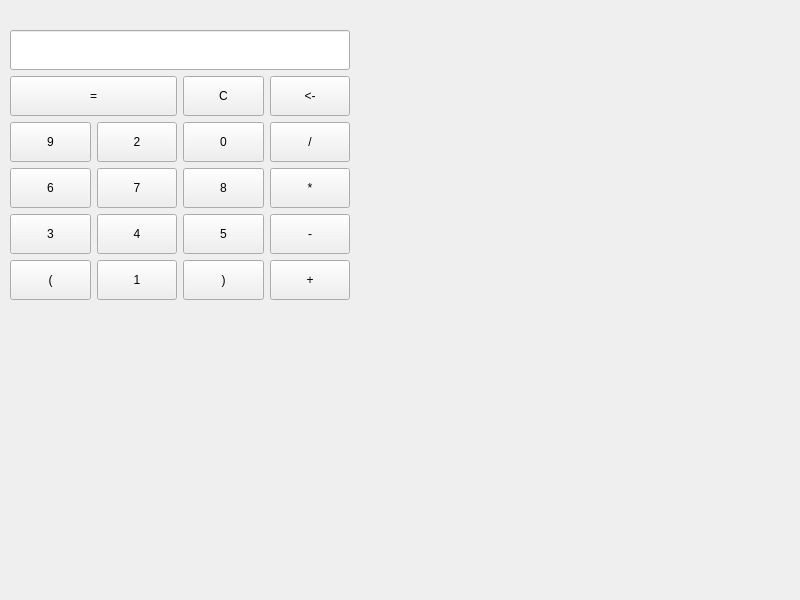
This is widget.ui in fayedshi/MyCalculator as Qt 5 draws it before an edit. The edited form follows.
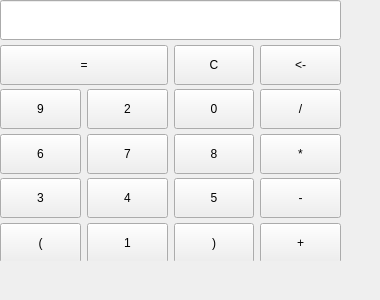
This is the edited form.

Commit message: rename function

```diff
--- a/widget.ui
+++ b/widget.ui
@@ -6,20 +6,32 @@
    <rect>
     <x>0</x>
     <y>0</y>
-    <width>800</width>
-    <height>600</height>
+    <width>380</width>
+    <height>300</height>
    </rect>
   </property>
+  <property name="minimumSize">
+   <size>
+    <width>380</width>
+    <height>300</height>
+   </size>
+  </property>
+  <property name="maximumSize">
+   <size>
+    <width>380</width>
+    <height>300</height>
+   </size>
+  </property>
   <property name="windowTitle">
    <string>计算器</string>
   </property>
   <widget class="QWidget" name="layoutWidget">
    <property name="geometry">
     <rect>
-     <x>10</x>
-     <y>30</y>
-     <width>340</width>
-     <height>272</height>
+     <x>0</x>
+     <y>0</y>
+     <width>341</width>
+     <height>261</height>
     </rect>
    </property>
    <layout class="QGridLayout" name="gridLayout">
```
The commit also changes 2 other files.
